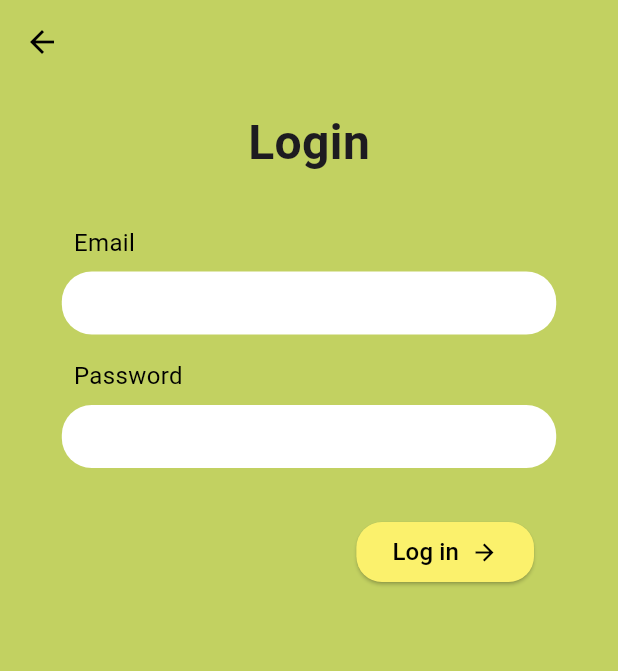
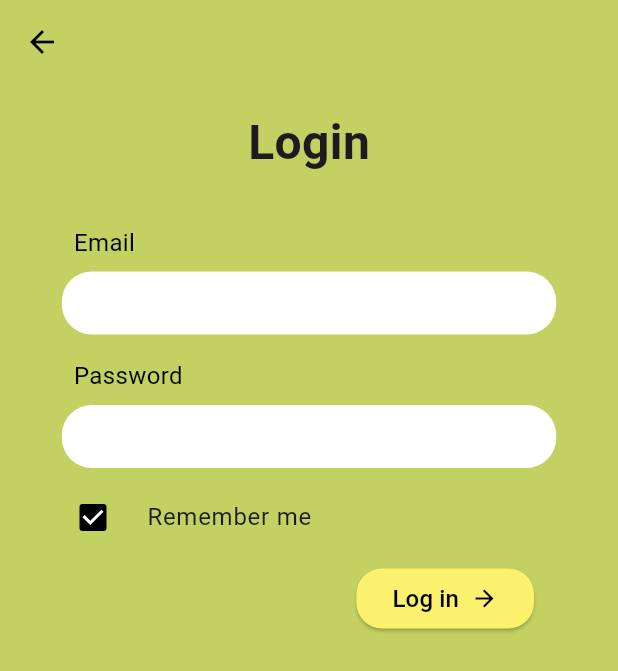
Before and after one commit to Brandon-T-Yates/terra_tutor, a Flutter app: the screen it shows after launch, after a tap on "Log in", on a phone screen of 412 x 824 dp. Shown: the top 671 px of the screen. Run offline on Flutter 3.47's test engine with Material 3 defaults, Android fonts, the phone set to English and light mode, and no system bars; our stand-ins replace cloud_firestore, firebase_auth, firebase_core, firebase_storage, flutter_dotenv, image_picker and 3 more; accounts and stored records are empty.

Commit message:
Added reworked login page logic.

```diff
--- a/lib/Screens/login_screen.dart
+++ b/lib/Screens/login_screen.dart
@@ -1,38 +1,67 @@
 import 'package:flutter/material.dart';
 import 'package:firebase_auth/firebase_auth.dart';
+import 'package:shared_preferences/shared_preferences.dart';
 import '/Global_Elements/user_input_text_field.dart';
 import '/Global_Elements/colors.dart';
 import 'home_page.dart';
 
-class LoginScreen extends StatelessWidget {
+class LoginScreen extends StatefulWidget {
   const LoginScreen({super.key});
 
   @override
-  Widget build(BuildContext context) {
+  LoginScreenState createState() => LoginScreenState();
+}
+
+class LoginScreenState extends State<LoginScreen> {
   final TextEditingController emailController = TextEditingController();
   final TextEditingController passwordController = TextEditingController();
+  bool rememberMe = false;
+
+  @override
+  void initState() {
+    super.initState();
+    _loadSavedEmail();
+  }
+
+  Future<void> _loadSavedEmail() async {
+    final prefs = await SharedPreferences.getInstance();
+    final savedEmail = prefs.getString('savedEmail');
+    if (savedEmail != null) {
+      emailController.text = savedEmail;
+      setState(() {
+        rememberMe = true;
+      });
+    }
+  }
+
+  Future<void> _saveEmail(String email) async {
+    final prefs = await SharedPreferences.getInstance();
+    if (rememberMe) {
+      await prefs.setString('savedEmail', email);
+    } else {
+      await prefs.remove('savedEmail');
+    }
+  }
 
   void signIn(BuildContext context) async {
     try {
       final String email = emailController.text.trim();
       final String password = passwordController.text.trim();
 
-        // Check if email and password are not empty
       if (email.isNotEmpty && password.isNotEmpty) {
-          // Navigate to the home page
+        await FirebaseAuth.instance.signInWithEmailAndPassword(email: email, password: password);
+        // Save email if "Remember me" is checked
+        await _saveEmail(email);
         Navigator.pushReplacement(
           context,
           MaterialPageRoute(builder: (context) => const HomePage()),
         );
-
-          // Optionally, display a success message
         ScaffoldMessenger.of(context).showSnackBar(
           const SnackBar(
             content: Text('Successfully signed in!'),
           ),
         );
       } else {
-          // Display error message if email or password is empty
         ScaffoldMessenger.of(context).showSnackBar(
           const SnackBar(
             content: Text('Email and password cannot be empty'),
@@ -40,7 +69,6 @@ class LoginScreen extends StatelessWidget {
         );
       }
     } on FirebaseAuthException catch (e) {
-        // Display error message to the user
       ScaffoldMessenger.of(context).showSnackBar(
         SnackBar(
           content: Text(e.message ?? 'An error occurred'),
@@ -49,11 +77,13 @@ class LoginScreen extends StatelessWidget {
     }
   }
 
+  @override
+  Widget build(BuildContext context) {
     return Scaffold(
       appBar: AppBar(
         backgroundColor: AppColors.navBar,
         elevation: 0,
-        title: const Text('signin', style: TextStyle(color: Colors.transparent)),
+        title: const Text('Sign in', style: TextStyle(color: Colors.transparent)),
         leading: IconButton(
           icon: const Icon(Icons.arrow_back, color: Colors.black),
           onPressed: () {
@@ -124,7 +154,22 @@ class LoginScreen extends StatelessWidget {
                     ),
                   ],
                 ),
-                const SizedBox(height: 32.0),
+                const SizedBox(height: 5.0),
+                Padding(
+                  padding: const EdgeInsets.only(left: 10.0),
+                  child: CheckboxListTile(
+                    title: const Text('Remember me'),
+                    value: rememberMe,
+                    onChanged: (bool? value) {
+                      setState(() {
+                        rememberMe = value ?? false;
+                      });
+                    },
+                    controlAffinity: ListTileControlAffinity.leading,
+                    activeColor: Colors.black,
+                  ),
+                ),
+                const SizedBox(height: 2.0),
                 Stack(
                   children: [
                     const SizedBox(
--- a/pubspec.yaml
+++ b/pubspec.yaml
@@ -47,6 +47,7 @@ dependencies:
   image_picker: ^1.1.2
   firebase_storage: ^12.0.1
   weather: ^3.1.1
+  shared_preferences: ^2.2.3
 
 dev_dependencies:
   flutter_test:
```
Also changed, not shown: pubspec.lock, 1 other file. Lines whose indentation alone changed are shown as unchanged.
